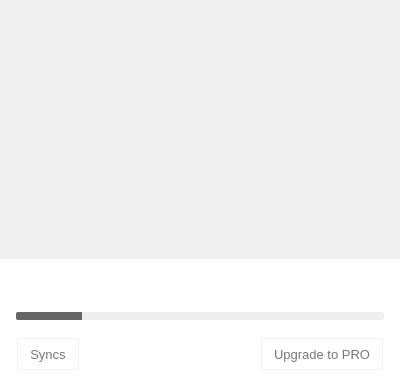
The window that src/MEGASync/gui/win/InfoDialog.ui (meganz/MEGAsync) describes before a commit, drawn with Qt 5.
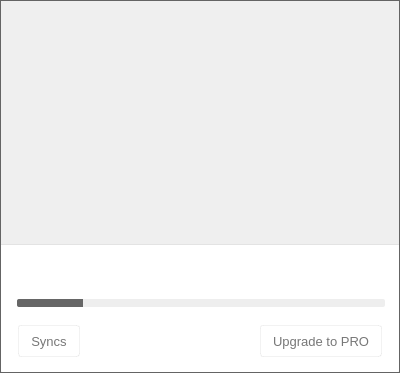
The same window after the commit. Icons and pictures are not drawn. Custom widgets are drawn as their Qt base class.

Commit message: Compatibility of the last changes with Windows

What changed in the file:
```diff
--- a/src/MEGASync/gui/win/InfoDialog.ui
+++ b/src/MEGASync/gui/win/InfoDialog.ui
@@ -7,26 +7,31 @@
     <x>0</x>
     <y>0</y>
     <width>400</width>
-    <height>385</height>
+    <height>373</height>
    </rect>
   </property>
   <property name="minimumSize">
    <size>
     <width>400</width>
-    <height>385</height>
+    <height>373</height>
    </size>
   </property>
   <property name="maximumSize">
    <size>
     <width>402</width>
-    <height>385</height>
+    <height>373</height>
    </size>
   </property>
   <property name="windowTitle">
    <string/>
   </property>
   <property name="styleSheet">
-   <string notr="true">#bAvatar, #bState, #bDotUsedQuota, #bDotUsedStorage, #bMEGAheader
+   <string notr="true">#InfoDialog
+{
+ border: 1px solid  rgb(100, 100, 100);
+}
+
+#bAvatar, #bState, #bDotUsedQuota, #bDotUsedStorage, #bMEGAheader
 {
 	border: none;
 }
@@ -40,7 +45,7 @@
 	image: url(://images/tray_transfer_manager_ico_over.png);
 }
 
-#wHeader
+#wContainerHeader
 {
 border-top-left-radius: 2px;
 border-top-right-radius: 2px;
@@ -116,10 +121,16 @@
 background-color: transparent;
 }
 
+#wSeparator
+{
+background-color:  rgba(0, 0, 0, 5%);
+}
+
 #wContainerBottom
 {
 background-color: white;
-border-top: 1px solid rgba(0, 0, 0, 5%);
+border-bottom-left-radius: 2px;
+border-bottom-right-radius: 2px;
 }
 
 QProgressBar#pUsageStorage, QProgressBar#pUsageQuota
@@ -251,44 +262,31 @@
     <number>0</number>
    </property>
    <property name="leftMargin">
-    <number>0</number>
+    <number>1</number>
    </property>
    <property name="topMargin">
-    <number>0</number>
+    <number>1</number>
    </property>
    <property name="rightMargin">
-    <number>0</number>
+    <number>1</number>
    </property>
    <property name="bottomMargin">
-    <number>0</number>
+    <number>1</number>
    </property>
-   <item>
-    <widget class="QWidget" name="wArrow" native="true">
-     <property name="sizePolicy">
-      <sizepolicy hsizetype="Minimum" vsizetype="Fixed">
-       <horstretch>0</horstretch>
-       <verstretch>0</verstretch>
-      </sizepolicy>
-     </property>
-     <property name="minimumSize">
-      <size>
-       <width>400</width>
-       <height>12</height>
-      </size>
-     </property>
-     <property name="maximumSize">
-      <size>
-       <width>16777215</width>
-       <height>12</height>
-      </size>
-     </property>
-     <property name="styleSheet">
-      <string notr="true"/>
-     </property>
-    </widget>
-   </item>
    <item>
     <widget class="QWidget" name="wContainerHeader" native="true">
+     <property name="minimumSize">
+      <size>
+       <width>0</width>
+       <height>248</height>
+      </size>
+     </property>
+     <property name="maximumSize">
+      <size>
+       <width>16777215</width>
+       <height>248</height>
+      </size>
+     </property>
      <property name="styleSheet">
       <string notr="true">#wContainerHeader
 {
@@ -337,7 +335,7 @@
           <number>18</number>
          </property>
          <property name="rightMargin">
-          <number>10</number>
+          <number>13</number>
          </property>
          <item>
           <widget class="AvatarWidget" name="bAvatar" native="true">
@@ -1109,6 +1107,22 @@
      </layout>
     </widget>
    </item>
+   <item>
+    <widget class="QWidget" name="wSeparator" native="true">
+     <property name="minimumSize">
+      <size>
+       <width>0</width>
+       <height>1</height>
+      </size>
+     </property>
+     <property name="maximumSize">
+      <size>
+       <width>16777215</width>
+       <height>1</height>
+      </size>
+     </property>
+    </widget>
+   </item>
    <item>
     <widget class="QWidget" name="wContainerBottom" native="true">
      <property name="minimumSize">
```
